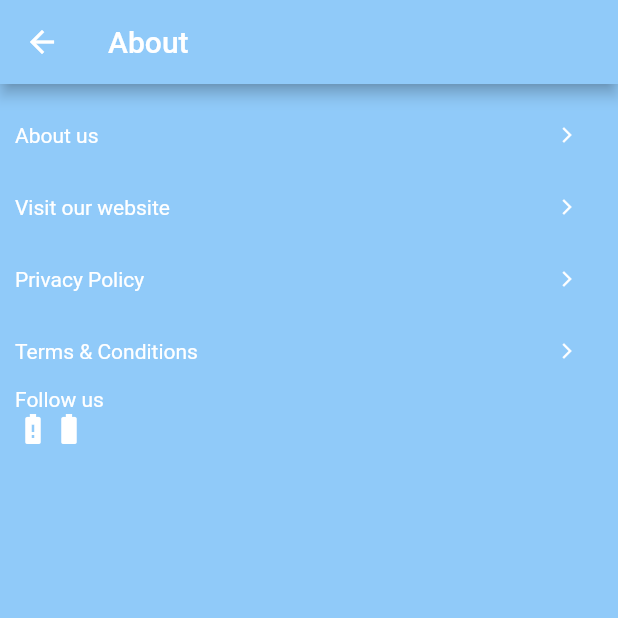
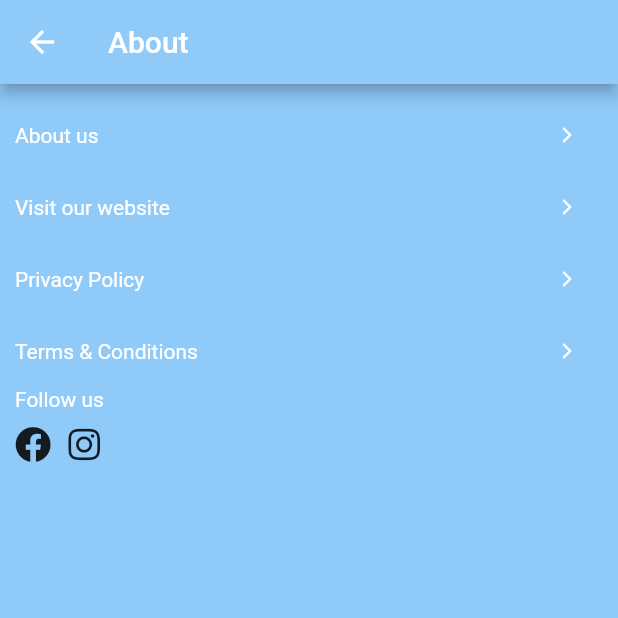
Before and after one commit to aimanuslim/Gas2Go, a Flutter app: the ProfileTabAboutUs screen opened directly, on a phone screen of 412 x 824 dp, the top half of it. Run offline on Flutter 3.47's test engine with Material 2 defaults, Android fonts, the phone set to English and light mode, and no system bars; our stand-ins replace font_awesome_flutter, intro_slider.

Commit message:
added social media icons to 'follow us' section

```diff
--- a/lib/customer_screens.dart
+++ b/lib/customer_screens.dart
@@ -1560,17 +1560,19 @@ class ProfileTabAboutUs extends StatelessWidget {
                   "Follow us",
                   style: new TextStyle(color: Colors.white),
                 ),
-                new Row(
-                  children: <Widget>[
-                    new Icon(
-                      Icons.battery_alert,
-                      color: Colors.white,
-                    ),
-                    new Icon(
-                      Icons.battery_full,
-                      color: Colors.white,
-                    ),
-                  ],
+                Padding(
+                  padding: const EdgeInsets.only(top: 10.0),
+                  child: new Row(
+                    children: <Widget>[
+                      Icon(FontAwesomeIcons.facebook),
+                      Padding(
+                        padding: const EdgeInsets.only(left: 10.0),
+                        child: Icon(
+                          FontAwesomeIcons.instagram,
+                        ),
+                      ),
+                    ],
+                  ),
                 )
               ],
             )
```
